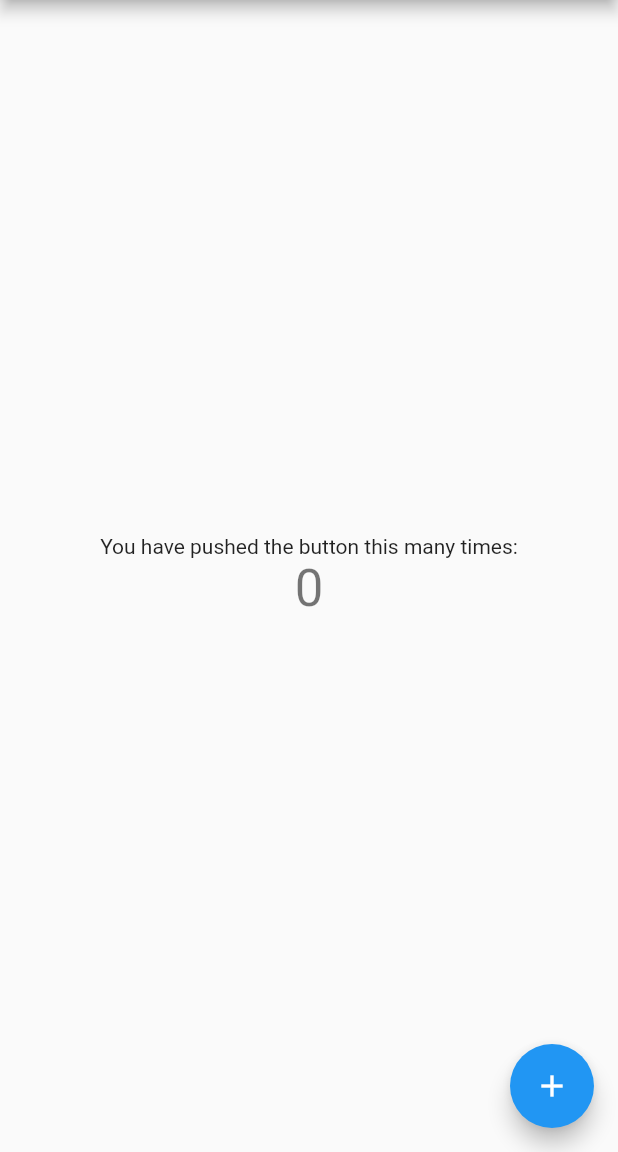
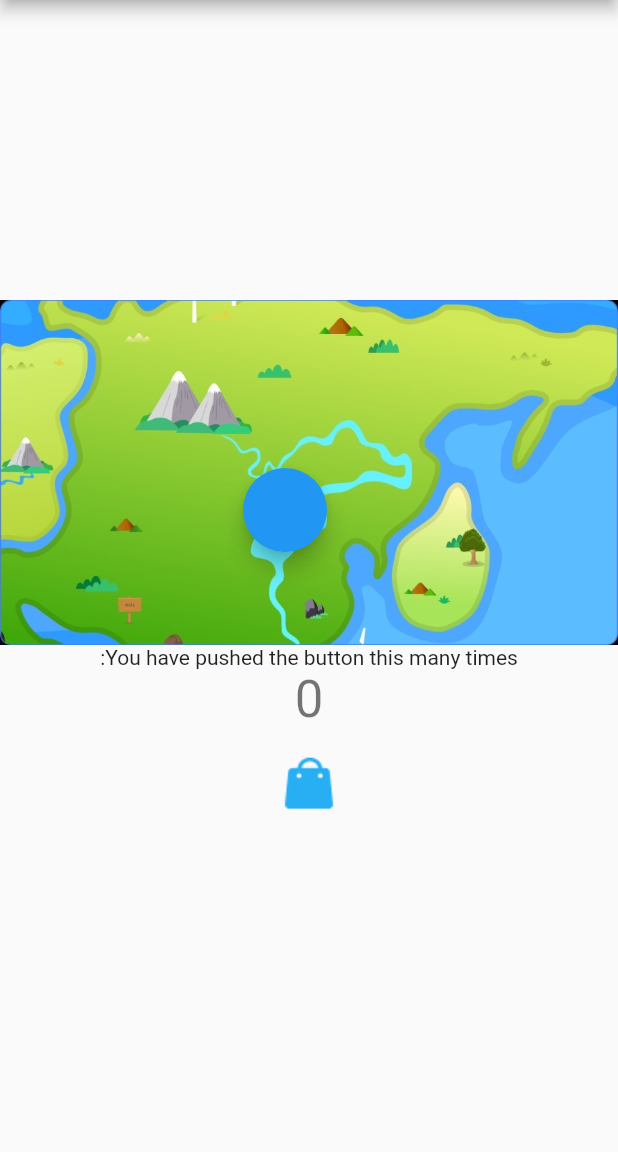
Before and after one commit to zb666/bob_wanandroid, a Flutter app: the screen it shows after launch, on a phone screen of 412 x 824 dp, the part 84-1236 px from its top. Run offline on Flutter 3.47's test engine with Material 2 defaults, Android fonts, the phone set to English and light mode, and no system bars; our stand-ins replace dio.

Commit message:
1 加入图片 pub库复习

```diff
--- a/lib/main.dart
+++ b/lib/main.dart
@@ -46,6 +46,14 @@ class MyHomePage extends StatefulWidget {
 class _MyHomePageState extends State<MyHomePage> {
   int _counter = 0;
 
+  @override
+  void initState() {
+    super.initState();
+    if (mounted) {
+      //do something
+    }
+  }
+
   void _incrementCounter() {
     setState(() {
       // This call to setState tells the Flutter framework that something has
@@ -91,21 +99,64 @@ class _MyHomePageState extends State<MyHomePage> {
           // horizontal).
           mainAxisAlignment: MainAxisAlignment.center,
           children: <Widget>[
+            Image.asset("images/asia.jpg",fit:BoxFit.fill),
             Text(
               'You have pushed the button this many times:',
+              textDirection: TextDirection.rtl,
             ),
             Text(
               '$_counter',
               style: Theme.of(context).textTheme.display1,
             ),
+            Padding(
+              padding: const EdgeInsets.all(8.0),
+              child: Container(
+                padding: EdgeInsets.all(8),
+                child: Row(
+                  mainAxisAlignment: MainAxisAlignment.center,
+                  children: <Widget>[
+                    Image.asset("images/type_shop.png",fit: BoxFit.cover)
+                  ],
+                ),
+              ),
+            )
           ],
         ),
       ),
-      floatingActionButton: FloatingActionButton(
-        onPressed: _incrementCounter,
-        tooltip: 'Increment',
-        child: Icon(Icons.add),
+      floatingActionButton: Center(
+        child: FloatingActionButton(
+          onPressed: _incrementCounter,
+          tooltip: 'Increment',
+          child: MyFulWidge(),
+        ),
       ), // This trailing comma makes auto-formatting nicer for build methods.
     );
   }
+
+  @override
+  void dispose() {
+    super.dispose();
+  }
 }
+
+Widget _buildWidget() {
+  return Text(
+    "MyName",
+    textDirection: TextDirection.ltr,
+  );
+}
+
+class MyFulWidge extends StatefulWidget {
+  @override
+  _MyFulWidgetState createState() => _MyFulWidgetState();
+}
+
+class _MyFulWidgetState extends State<MyFulWidge> {
+  @override
+  Widget build(BuildContext context) {
+    return Center(child: Container(
+      constraints: BoxConstraints.expand(width: 20,height: 20),
+      transform: Matrix4.identity(),
+    ));
+  }
+}
--- a/pubspec.yaml
+++ b/pubspec.yaml
@@ -23,6 +23,7 @@ dependencies:
   # The following adds the Cupertino Icons font to your application.
   # Use with the CupertinoIcons class for iOS style icons.
   cupertino_icons: ^0.1.2
+  dio: ^3.0.0
 
 dev_dependencies:
   flutter_test:
@@ -40,6 +41,8 @@ flutter:
   # the material Icons class.
   uses-material-design: true
 
+  assets:
+    - images/
   # To add assets to your application, add an assets section, like this:
   # assets:
   #  - images/a_dot_burr.jpeg
```
Also changed, not shown: lib/test_dio.dart (added, +26 -0 lines), images/asia.jpg (added), images/type_channelgroup.png (added), images/type_channelgs.png (added), images/type_channelplane.png (added), images/type_channeltrain.png (added), images/type_cruise.png (added), images/type_district.png (added), images/type_food.png (added), images/type_hotel.png (added), images/type_huodong.png (added), images/type_shop.png (added), images/type_sight.png (added), images/type_ticket.png (added), 2 more files.
